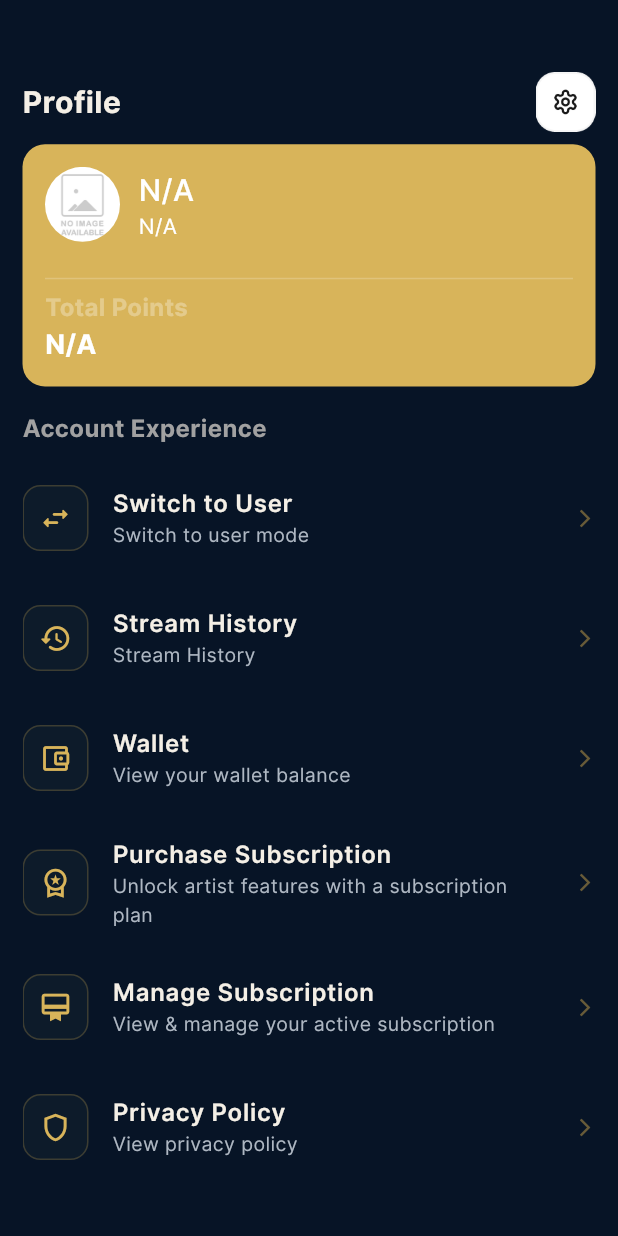
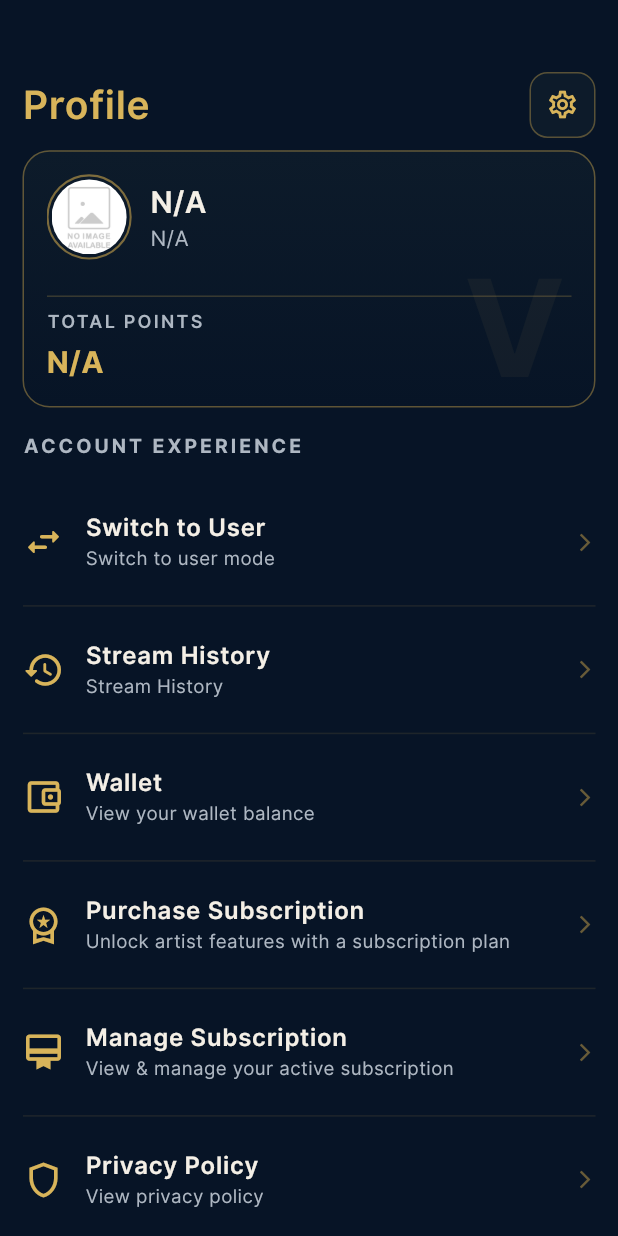
Before and after one commit to Elpadrino971/Eliv, a Flutter app: the Profile screen opened directly, on a phone screen of 412 x 824 dp. Run offline on Flutter 3.47's test engine with Material 3 defaults, Android fonts, the phone set to English and light mode, and no system bars; drawn by our look-alikes of cached_network_image; our stand-ins replace firebase_auth, firebase_core, firebase_messaging, flutter_local_notifications, get, get_storage and 6 more; missing offline and left inert: purchases_flutter, zego_uikit_prebuilt_live_streaming; accounts and stored records are empty; network calls fail.

Commit message:
design(profile): aligne sur la maquette premium (carte bleu nuit, icones epurees)
Priorite 1 - Carte profil refaite : fini le pave jaune. Degrade bleu nuit
(kCardGradient) + contour or fin + filigrane 'V' discret. Avatar cercle d'or,
nom en ivoire, email en textMuted, 'TOTAL POINTS' en capitales espacees,
valeur en or.
Priorite 2 - Icones epurees : suppression des carres, picto or seul (28px) +
filets de separation fins entre les lignes.
Priorite 3 - Bouton reglages : carre blanc remplace par fond bleu nuit +
bordure or + icone or (coherent avec la charte).
Bonus : titre 'Profile' en or (26px), section 'ACCOUNT EXPERIENCE' en
capitales espacees, sous-titres plus fins (w300, 12.5px).

```diff
--- a/lib/BottomBar/screens/profile/profile.dart
+++ b/lib/BottomBar/screens/profile/profile.dart
@@ -158,9 +158,10 @@ class _ProfileState extends State<Profile> {
                 Text(
                   'Profile',
                   style: TextStyle(
-                    color: ivory,
-                    fontWeight: FontWeight.bold,
-                    fontSize: 20,
+                    color: goldPrimary,
+                    fontWeight: FontWeight.w600,
+                    fontSize: 26,
+                    letterSpacing: 0.5,
                   ),
                 ),
                 Spacer(),
@@ -170,7 +171,23 @@ class _ProfileState extends State<Profile> {
                     await Get.to(() => Settings());
                     setState(() {});
                   },
-                  child: Image.asset('assets/setting4.png', width: 40),
+                  child: Container(
+                    width: 44,
+                    height: 44,
+                    decoration: BoxDecoration(
+                      color: cardDeep,
+                      borderRadius: BorderRadius.circular(12),
+                      border: Border.all(
+                        color: goldSecondary.withValues(alpha: 0.4),
+                        width: 1,
+                      ),
+                    ),
+                    child: Icon(
+                      Icons.settings_outlined,
+                      color: goldPrimary,
+                      size: 22,
+                    ),
+                  ),
                 ),
               ],
             ),
@@ -180,20 +197,50 @@ class _ProfileState extends State<Profile> {
               width: Get.width,
               padding: myPadding,
               decoration: BoxDecoration(
-                color: Get.isDarkMode ? goldPrimary : mainThemeColor,
-                borderRadius: BorderRadius.circular(15),
+                gradient: kCardGradient,
+                borderRadius: BorderRadius.circular(18),
+                border: Border.all(
+                  color: goldSecondary.withValues(alpha: 0.45),
+                  width: 1,
                 ),
-              child: Column(
+              ),
+              child: Stack(
+                children: [
+                  // Filigrane "V" discret
+                  Positioned(
+                    right: 4,
+                    bottom: -8,
+                    child: Text(
+                      'V',
+                      style: TextStyle(
+                        fontSize: 90,
+                        fontWeight: FontWeight.bold,
+                        color: goldPrimary.withValues(alpha: 0.05),
+                        height: 1,
+                      ),
+                    ),
+                  ),
+                  Column(
                 children: [
                   Row(
                     children: [
-                      ClipOval(
+                      Container(
+                        padding: const EdgeInsets.all(2),
+                        decoration: BoxDecoration(
+                          shape: BoxShape.circle,
+                          border: Border.all(
+                            color: goldSecondary.withValues(alpha: 0.6),
+                            width: 1.4,
+                          ),
+                        ),
+                        child: ClipOval(
                           child: ImageWidget(
                             url: widget.fromArtist
                                 ? '${userModel.value.user?.artistProfile}'
                                 : '${userModel.value.user?.profileImage}',
                             width: 50,
                             height: 50,
+                          ),
                         ),
                       ),
 
@@ -230,8 +277,8 @@ class _ProfileState extends State<Profile> {
                               maxLines: 1,
                               overflow: TextOverflow.ellipsis,
                               style: TextStyle(
-                                color: whiteColor,
-                                fontWeight: FontWeight.w500,
+                                color: ivory,
+                                fontWeight: FontWeight.w600,
                                 fontSize: 20,
                               ),
                             ),
@@ -242,7 +289,7 @@ class _ProfileState extends State<Profile> {
                               userModel.value.user?.email ?? 'N/A',
                               maxLines: 1,
                               overflow: TextOverflow.ellipsis,
-                              style: TextStyle(color: whiteColor),
+                              style: TextStyle(color: textMuted),
                             ),
                           ),
                         ],
@@ -252,31 +299,35 @@ class _ProfileState extends State<Profile> {
 
                   height(0.02),
 
-                  Divider(color: whiteColor.withValues(alpha: 0.2)),
+                  Divider(color: goldSecondary.withValues(alpha: 0.25)),
                   Row(
                     children: [
                       Column(
                         crossAxisAlignment: CrossAxisAlignment.start,
                         children: [
                           Text(
-                            'Total Points',
+                            'TOTAL POINTS',
                             style: TextStyle(
-                              color: whiteColor.withValues(alpha: 0.3),
-                              fontWeight: FontWeight.bold,
-                              fontSize: 16,
+                              color: textMuted,
+                              fontWeight: FontWeight.w600,
+                              fontSize: 12,
+                              letterSpacing: 1.5,
                             ),
                           ),
+                          height(0.005),
                           Text(
                             userModel.value.user?.points.toString() ?? 'N/A',
                             style: TextStyle(
-                              color: whiteColor,
+                              color: goldPrimary,
                               fontWeight: FontWeight.bold,
-                              fontSize: 18,
+                              fontSize: 20,
                             ),
                           ),
                         ],
                       ),
                       Spacer(),
+                    ],
+                  ),
                 ],
               ),
                 ],
@@ -290,14 +341,15 @@ class _ProfileState extends State<Profile> {
                   crossAxisAlignment: CrossAxisAlignment.start,
                   children: [
                     Text(
-                      'Account Experience',
+                      'ACCOUNT EXPERIENCE',
                       style: TextStyle(
-                        color: Color(0xffA1A1A1),
-                        fontSize: 16,
-                        fontWeight: FontWeight.bold,
+                        color: textMuted,
+                        fontSize: 13,
+                        fontWeight: FontWeight.w700,
+                        letterSpacing: 2,
                       ),
                     ),
-                    height(0.01),
+                    height(0.015),
 
                     ListView.separated(
                       shrinkWrap: true,
@@ -310,24 +362,13 @@ class _ProfileState extends State<Profile> {
                         return GestureDetector(
                           onTap: acountList[index]['onTap'] as VoidCallback,
                           child: ListTile(
-                            contentPadding: EdgeInsets.symmetric(vertical: 4),
-                            leading: Container(
-                              width: 44,
-                              height: 44,
-                              decoration: BoxDecoration(
-                                color: cardDeep,
-                                borderRadius: BorderRadius.circular(12),
-                                border: Border.all(
-                                  color: goldSecondary.withValues(alpha: 0.25),
-                                  width: 1,
-                                ),
-                              ),
-                              child: Icon(
+                            contentPadding: EdgeInsets.symmetric(vertical: 6),
+                            leading: Icon(
                               acountList[index]['icon'] as IconData,
                               color: goldPrimary,
-                                size: 22,
+                              size: 28,
                             ),
-                            ),
+                            horizontalTitleGap: 14,
                             title: Text(
                               acountList[index]['title'],
                               style: TextStyle(
@@ -338,7 +379,11 @@ class _ProfileState extends State<Profile> {
                             ),
                             subtitle: Text(
                               acountList[index]['subTitle'],
-                              style: TextStyle(color: textMuted, fontSize: 13),
+                              style: TextStyle(
+                                color: textMuted,
+                                fontSize: 12.5,
+                                fontWeight: FontWeight.w300,
+                              ),
                             ),
                             trailing: Icon(
                               Icons.arrow_forward_ios_sharp,
@@ -349,7 +394,13 @@ class _ProfileState extends State<Profile> {
                         );
                       },
                       separatorBuilder: (context, index) {
-                        return height(0.0);
+                        if (widget.fromArtist && index == 0) {
+                          return SizedBox();
+                        }
+                        return Divider(
+                          height: 1,
+                          color: goldSecondary.withValues(alpha: 0.12),
+                        );
                       },
                       itemCount: acountList.length,
                     ),
```
Lines whose indentation alone changed are shown as unchanged.
